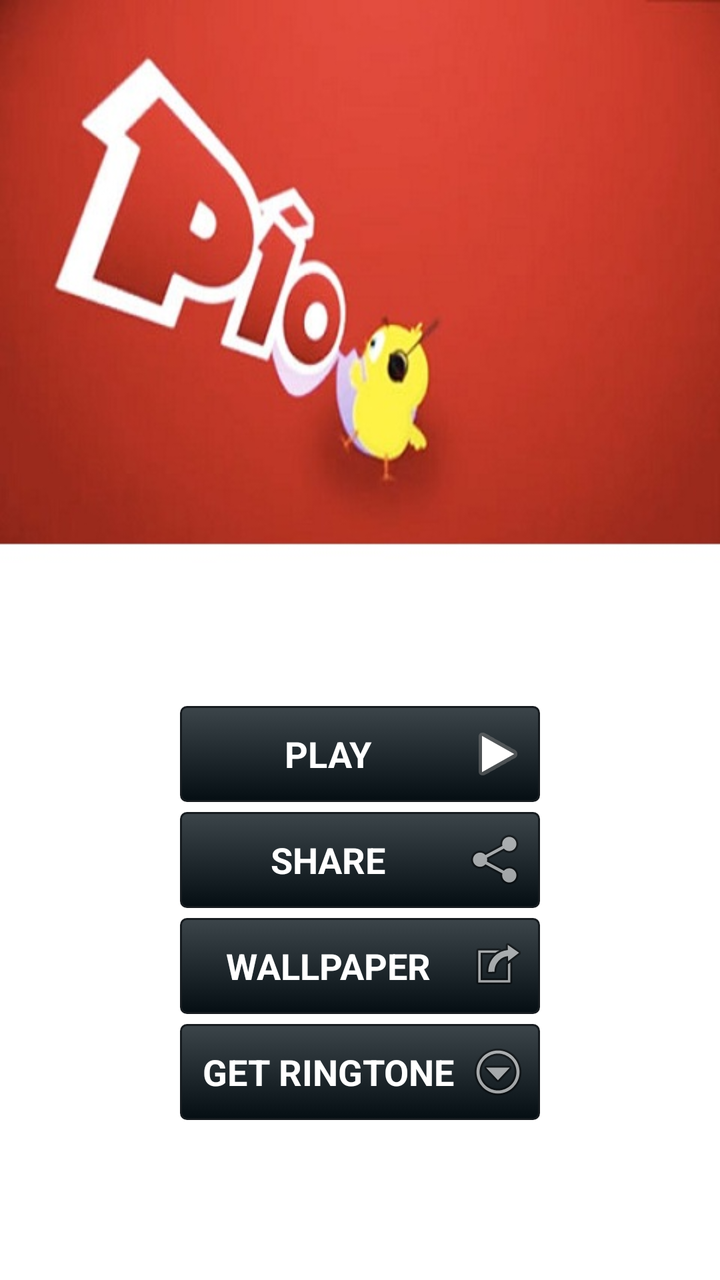
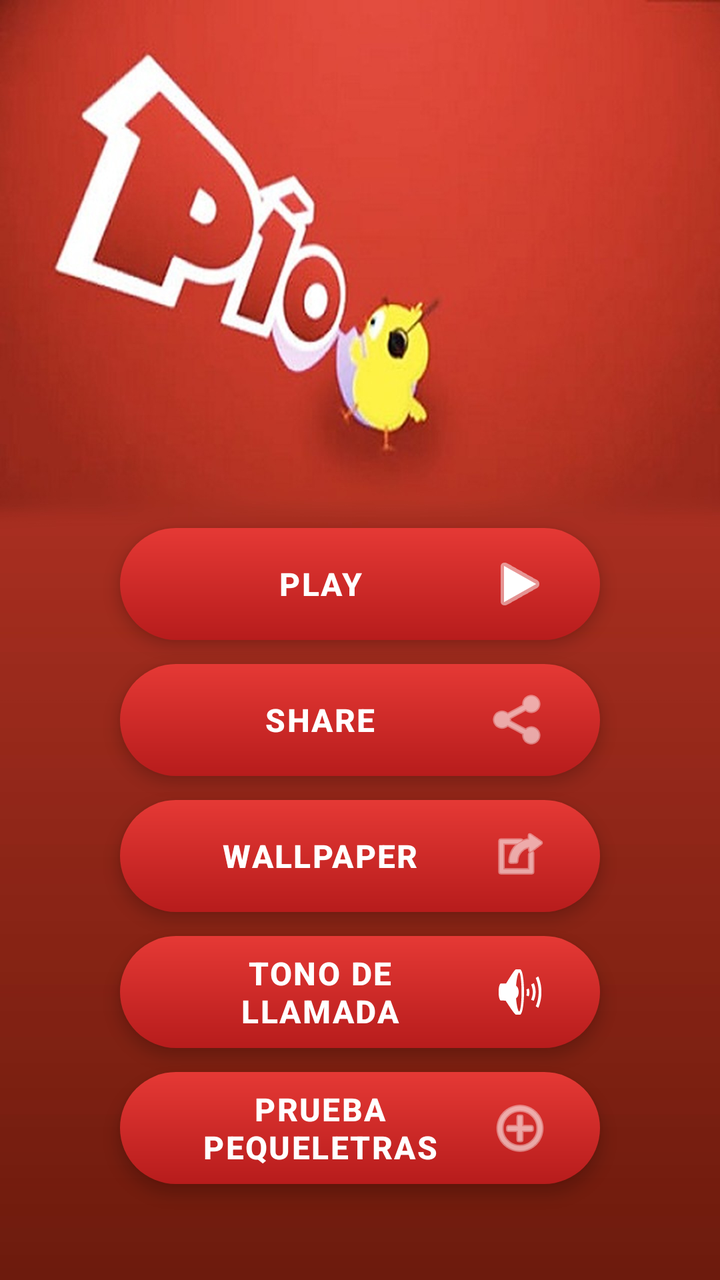

Screens rendered from an Android XML layout before and after an edit, with the pre-edit source and the edit as a unified diff.
<!-- AndroidManifest.xml: application theme AppTheme -->
<!-- res/layout/layout_main.xml -->
<?xml version="1.0" encoding="utf-8"?>
<LinearLayout xmlns:android="http://schemas.android.com/apk/res/android"
    android:layout_width="match_parent"
    android:layout_height="match_parent"
    android:background="@drawable/pollito"
    android:gravity="bottom|center"
    android:orientation="vertical" >

    <Button
        android:id="@+id/btnPlay"
        android:layout_width="180dp"
        android:layout_height="wrap_content"
        android:layout_marginBottom="5dp"
        android:layout_marginTop="10dp"
        android:background="@drawable/custom_btn_black_pearl"
        android:drawableRight="@android:drawable/ic_media_play"
        android:padding="5dp"
        android:text="@string/play"
        android:textColor="@color/white"
        android:textSize="18sp"
        android:textStyle="bold" />

    <Button
        android:id="@+id/btnShare"
        android:layout_width="180dp"
        android:layout_height="wrap_content"
        android:layout_marginBottom="5dp"
        android:padding="5dp"
        android:background="@drawable/custom_btn_black_pearl"
        android:drawableRight="@android:drawable/ic_menu_share"
        android:text="@string/share"
        android:textSize="18sp"
        android:textStyle="bold"
        android:textColor="@color/white" />

    <Button
        android:id="@+id/btnWallpaper"
        android:layout_width="180dp"
        android:layout_height="wrap_content"
        android:layout_marginBottom="5dp"
        android:background="@drawable/custom_btn_black_pearl"
        android:drawableRight="@android:drawable/ic_menu_set_as"
        android:padding="5dp"
        android:text="@string/wall"
        android:textColor="@color/white"
        android:textSize="18sp"
        android:textStyle="bold" />

    <Button
        android:id="@+id/btnMore"
        android:layout_width="180dp"
        android:layout_height="wrap_content"
        android:layout_marginBottom="80dp"
        android:background="@drawable/custom_btn_black_pearl"
        android:drawableRight="@android:drawable/ic_menu_more"
        android:padding="5dp"
        android:text="@string/more"
        android:textColor="@color/white"
        android:textSize="18sp"
        android:textStyle="bold" />

</LinearLayout>
<!-- resources referenced by this layout -->
<resources>
  <color name="white">#FFFFFF</color>
  <!-- drawable custom_btn_black_pearl (drawable) -->
  <?xml version="1.0" encoding="utf-8"?>
  <selector xmlns:android="http://schemas.android.com/apk/res/android" >
       <item android:state_pressed="true" >
           <shape android:shape="rectangle"  >
               <corners android:radius="3dip" />
               <stroke android:width="1dip" android:color="#171c20" />
               <gradient  android:angle="-90"  android:startColor="#080909" android:endColor="#626b70"  />            
           </shape>
       </item>
      <item android:state_focused="true">
           <shape android:shape="rectangle"  >
               <corners android:radius="3dip" />
               <stroke android:width="1dip" android:color="#171c20" />
               <solid  android:color="#050e13"/>       
           </shape>
       </item>  
      <item >
          <shape android:shape="rectangle"  >
               <corners android:radius="3dip" />
               <stroke android:width="1dip" android:color="#171c20" />
               <gradient  android:angle="-90"  android:startColor="#3c454a" android:endColor="#050e13" />            
           </shape>
       </item>
  </selector>
  <!-- drawable pollito: jpg bitmap (drawable-xhdpi, 34582 bytes) -->
  <string name="more">GET RINGTONE</string>
  <string name="play">PLAY</string>
  <string name="share">SHARE</string>
  <string name="wall">WALLPAPER</string>
  <style name="AppTheme" parent="AppBaseTheme">
          
      </style>
  <style name="AppBaseTheme" parent="android:Theme.Light">
          
      </style>
</resources>

<!-- the commit's change to res/layout/layout_main.xml (unified diff, before → after) -->
@@ -3,60 +3,43 @@
     android:layout_width="match_parent"
     android:layout_height="match_parent"
     android:background="@drawable/pollito"
+    android:fitsSystemWindows="true"
     android:gravity="bottom|center"
     android:orientation="vertical" >
 
     <Button
         android:id="@+id/btnPlay"
-        android:layout_width="180dp"
-        android:layout_height="wrap_content"
-        android:layout_marginBottom="5dp"
-        android:layout_marginTop="10dp"
-        android:background="@drawable/custom_btn_black_pearl"
+        style="@style/BotonPrincipal"
+        android:layout_marginBottom="12dp"
         android:drawableRight="@android:drawable/ic_media_play"
-        android:padding="5dp"
-        android:text="@string/play"
-        android:textColor="@color/white"
-        android:textSize="18sp"
-        android:textStyle="bold" />
+        android:text="@string/play" />
 
     <Button
         android:id="@+id/btnShare"
-        android:layout_width="180dp"
-        android:layout_height="wrap_content"
-        android:layout_marginBottom="5dp"
-        android:padding="5dp"
-        android:background="@drawable/custom_btn_black_pearl"
+        style="@style/BotonPrincipal"
+        android:layout_marginBottom="12dp"
         android:drawableRight="@android:drawable/ic_menu_share"
-        android:text="@string/share"
-        android:textSize="18sp"
-        android:textStyle="bold"
-        android:textColor="@color/white" />
+        android:text="@string/share" />
 
     <Button
         android:id="@+id/btnWallpaper"
-        android:layout_width="180dp"
-        android:layout_height="wrap_content"
-        android:layout_marginBottom="5dp"
-        android:background="@drawable/custom_btn_black_pearl"
+        style="@style/BotonPrincipal"
+        android:layout_marginBottom="12dp"
         android:drawableRight="@android:drawable/ic_menu_set_as"
-        android:padding="5dp"
-        android:text="@string/wall"
-        android:textColor="@color/white"
-        android:textSize="18sp"
-        android:textStyle="bold" />
+        android:text="@string/wall" />
 
     <Button
-        android:id="@+id/btnMore"
-        android:layout_width="180dp"
-        android:layout_height="wrap_content"
-        android:layout_marginBottom="80dp"
-        android:background="@drawable/custom_btn_black_pearl"
-        android:drawableRight="@android:drawable/ic_menu_more"
-        android:padding="5dp"
-        android:text="@string/more"
-        android:textColor="@color/white"
-        android:textSize="18sp"
-        android:textStyle="bold" />
+        android:id="@+id/btnTono"
+        style="@style/BotonPrincipal"
+        android:layout_marginBottom="12dp"
+        android:drawableRight="@android:drawable/ic_lock_silent_mode_off"
+        android:text="@string/ringtone" />
+
+    <Button
+        android:id="@+id/btnPequeLetras"
+        style="@style/BotonPrincipal"
+        android:layout_marginBottom="48dp"
+        android:drawableRight="@android:drawable/ic_menu_add"
+        android:text="@string/pequeletras" />
 
 </LinearLayout>
<!-- resource entries referenced after the edit -->
@@ -1,41 +1,44 @@
 <!-- resources referenced by this layout -->
 <resources>
   <color name="white">#FFFFFF</color>
-  <!-- drawable custom_btn_black_pearl (drawable) -->
-  <?xml version="1.0" encoding="utf-8"?>
-  <selector xmlns:android="http://schemas.android.com/apk/res/android" >
-       <item android:state_pressed="true" >
-           <shape android:shape="rectangle"  >
-               <corners android:radius="3dip" />
-               <stroke android:width="1dip" android:color="#171c20" />
-               <gradient  android:angle="-90"  android:startColor="#080909" android:endColor="#626b70"  />            
-           </shape>
-       </item>
-      <item android:state_focused="true">
-           <shape android:shape="rectangle"  >
-               <corners android:radius="3dip" />
-               <stroke android:width="1dip" android:color="#171c20" />
-               <solid  android:color="#050e13"/>       
-           </shape>
-       </item>  
-      <item >
-          <shape android:shape="rectangle"  >
-               <corners android:radius="3dip" />
-               <stroke android:width="1dip" android:color="#171c20" />
-               <gradient  android:angle="-90"  android:startColor="#3c454a" android:endColor="#050e13" />            
-           </shape>
-       </item>
-  </selector>
-  <!-- drawable pollito: jpg bitmap (drawable-xhdpi, 34582 bytes) -->
-  <string name="more">GET RINGTONE</string>
+  <!-- drawable pollito: jpg bitmap (drawable-xhdpi, 45379 bytes) -->
+  <string name="pequeletras">PRUEBA PEQUELETRAS</string>
   <string name="play">PLAY</string>
+  <string name="ringtone">TONO DE LLAMADA</string>
   <string name="share">SHARE</string>
   <string name="wall">WALLPAPER</string>
-  <style name="AppTheme" parent="AppBaseTheme">
-          
+  <style name="BotonPrincipal">
+          <item name="android:layout_width">240dp</item>
+          <item name="android:layout_height">56dp</item>
+          <item name="android:background">@drawable/btn_primary</item>
+          <item name="android:textColor">@color/white</item>
+          <item name="android:textSize">16sp</item>
+          <item name="android:textStyle">bold</item>
+          <item name="android:letterSpacing">0.05</item>
+          <item name="android:drawableTint">@color/white</item>
+          <item name="android:drawablePadding">8dp</item>
+          <item name="android:paddingLeft">24dp</item>
+          <item name="android:paddingRight">24dp</item>
+          <item name="android:elevation">4dp</item>
+          <item name="android:stateListAnimator">@null</item>
       </style>
-  <style name="AppBaseTheme" parent="android:Theme.Light">
-          
-      </style>
+  <style name="AppTheme" parent="AppBaseTheme" />
+  <!-- drawable btn_primary (drawable) -->
+  <?xml version="1.0" encoding="utf-8"?>
+  <ripple xmlns:android="http://schemas.android.com/apk/res/android"
+      android:color="#40FFFFFF">
+      <item>
+          <shape android:shape="rectangle">
+              <corners android:radius="28dp" />
+              <gradient
+                  android:angle="-90"
+                  android:startColor="@color/rojo_pio"
+                  android:endColor="@color/rojo_pio_oscuro" />
+          </shape>
+      </item>
+  </ripple>
+  <style name="AppBaseTheme" parent="android:Theme.Material.Light.NoActionBar" />
+  <color name="rojo_pio">#E53935</color>
+  <color name="rojo_pio_oscuro">#B71C1C</color>
 </resources>
 
